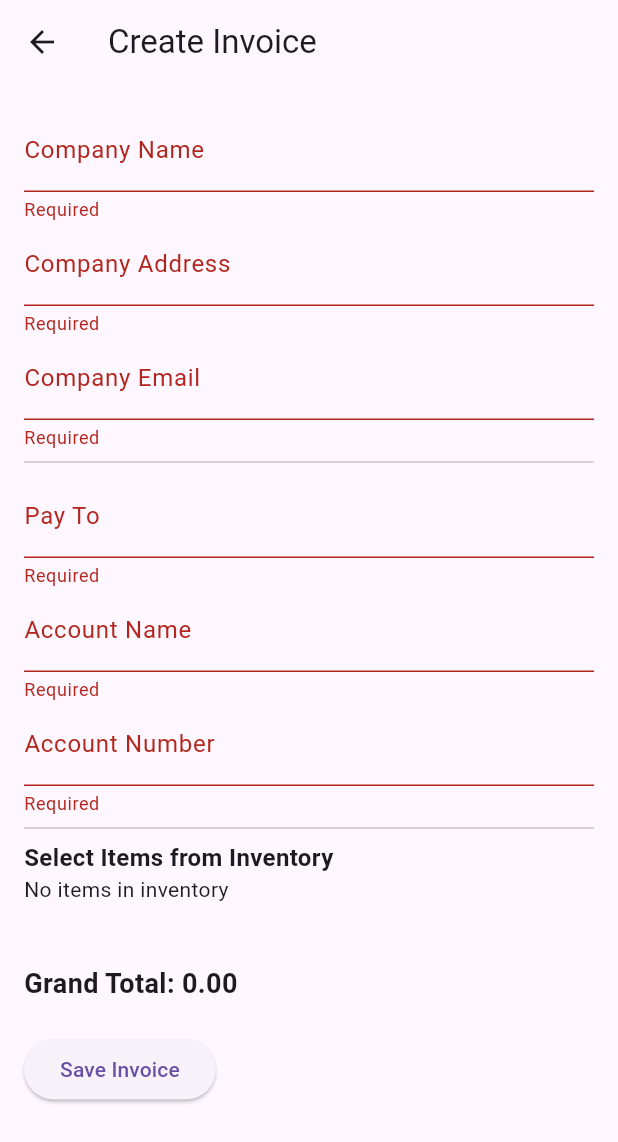
After one commit to Erehh69/karantechsys, a Flutter app: the CreateInvoicePage screen opened directly, after a tap on "Save Invoice", on a phone screen of 412 x 824 dp. The commit adds this screen. Shown: the top 1142 px of the screen. Run offline on Flutter 3.47's test engine with Material 3 defaults, Android fonts, the phone set to English and light mode, and no system bars; our stand-ins replace hive, hive_flutter, pdf, printing, sqflite; accounts and stored records are empty.

Commit message:
v.1
-invoice ready
 -pdf generate

note:
 -need to change invoice view
   -click at invoice can download pdf

```diff
--- a/lib/database/db_helper.dart
+++ b/lib/database/db_helper.dart
@@ -38,6 +38,16 @@ class DBHelper {
         price REAL NOT NULL
       )
     ''');
+
+    // Create invoice table
+    await db.execute('''
+      CREATE TABLE invoices (
+        id INTEGER PRIMARY KEY AUTOINCREMENT,
+        customer_name TEXT NOT NULL,
+        date TEXT NOT NULL,
+        total REAL NOT NULL
+      )
+    ''');
   }
 
   // Insert a new inventory item
--- a/lib/models/inventory_item.dart
+++ b/lib/models/inventory_item.dart
@@ -5,13 +5,21 @@ part 'inventory_item.g.dart';
 @HiveType(typeId: 0)
 class InventoryItem extends HiveObject {
   @HiveField(0)
-  String name;
+  late String name;
 
   @HiveField(1)
-  int quantity;
+  late int quantity;
 
   @HiveField(2)
-  double price;
+  late double unitPrice;
 
-  InventoryItem({required this.name, required this.quantity, required this.price});
+  @HiveField(3)
+  late String description; // Optional field for item details
+
+  InventoryItem({
+    required this.name,
+    required this.quantity,
+    required this.unitPrice,
+    this.description = '',
+  });
 }
--- /dev/null
+++ b/lib/models/invoice_model.dart
@@ -0,0 +1,58 @@
+import 'package:hive/hive.dart';
+import 'inventory_item.dart';
+
+part 'invoice_model.g.dart';
+
+@HiveType(typeId: 1)
+class Invoice extends HiveObject {
+  @HiveField(0)
+  late String companyName;
+
+  @HiveField(1)
+  late String companyAddress;
+
+  @HiveField(2)
+  late String companyEmail;
+
+  @HiveField(3)
+  late String payTo;
+
+  @HiveField(4)
+  late String accountName;
+
+  @HiveField(5)
+  late String accountNumber;
+
+  @HiveField(6)
+  late DateTime date;
+
+  @HiveField(7)
+  late List<InvoiceItem> items;
+
+  Invoice({
+    required this.companyName,
+    required this.companyAddress,
+    required this.companyEmail,
+    required this.payTo,
+    required this.accountName,
+    required this.accountNumber,
+    required this.date,
+    required this.items,
+  });
+}
+
+@HiveType(typeId: 2)
+class InvoiceItem extends HiveObject {
+  @HiveField(0)
+  final InventoryItem item;
+
+  @HiveField(1)
+  int quantity;
+
+  InvoiceItem({
+    required this.item,
+    required this.quantity,
+  });
+
+  double get total => quantity * item.unitPrice;
+}
--- /dev/null
+++ b/lib/screens/create_invoice_page.dart
@@ -0,0 +1,170 @@
+import 'package:flutter/material.dart';
+import 'package:hive/hive.dart';
+import 'package:hive_flutter/hive_flutter.dart';
+import '../models/invoice_model.dart';
+import '../models/inventory_item.dart';
+import 'pdf_generator.dart';
+
+class CreateInvoicePage extends StatefulWidget {
+  const CreateInvoicePage({super.key});
+
+  @override
+  _CreateInvoicePageState createState() => _CreateInvoicePageState();
+}
+
+class _CreateInvoicePageState extends State<CreateInvoicePage> {
+  final _formKey = GlobalKey<FormState>();
+  final _companyNameController = TextEditingController();
+  final _companyAddressController = TextEditingController();
+  final _companyEmailController = TextEditingController();
+  final _payToController = TextEditingController();
+  final _accountNameController = TextEditingController();
+  final _accountNumberController = TextEditingController();
+  final TextEditingController _dateController = TextEditingController();
+  final List<InvoiceItem> _invoiceItems = [];
+  final Box<InventoryItem> _inventoryBox = Hive.box<InventoryItem>('inventory');
+
+  void _addItemToInvoice(InventoryItem item) {
+    final existingItem = _invoiceItems.firstWhere(
+          (entry) => entry.item == item,
+      orElse: () => InvoiceItem(item: item, quantity: 0),
+    );
+
+    if (_invoiceItems.contains(existingItem)) {
+      existingItem.quantity++;
+    } else {
+      _invoiceItems.add(existingItem..quantity = 1);
+    }
+
+    setState(() {});
+  }
+
+  double _calculateTotal() {
+    return _invoiceItems.fold(0.0, (total, item) => total + item.total);
+  }
+
+  void _saveInvoice() async {
+    if (_formKey.currentState!.validate()) {
+      final invoice = Invoice(
+        companyName: _companyNameController.text,
+        companyAddress: _companyAddressController.text,
+        companyEmail: _companyEmailController.text,
+        payTo: _payToController.text,
+        accountName: _accountNameController.text,
+        accountNumber: _accountNumberController.text,
+        date: DateTime.now(),
+        items: _invoiceItems,
+      );
+
+      // Save to Hive
+      final invoiceBox = Hive.box<Invoice>('invoice'); // Use already opened box
+      await invoiceBox.add(invoice);
+
+      // Generate PDF
+      await generateInvoicePdf(invoice);
+
+      ScaffoldMessenger.of(context).showSnackBar(
+        const SnackBar(content: Text('Invoice saved and PDF generated successfully!')),
+      );
+
+      Navigator.pop(context);
+    }
+  }
+
+
+  @override
+  Widget build(BuildContext context) {
+    return Scaffold(
+      appBar: AppBar(title: const Text('Create Invoice')),
+      body: Form(
+        key: _formKey,
+        child: SingleChildScrollView(
+          padding: const EdgeInsets.all(16.0),
+          child: Column(
+            crossAxisAlignment: CrossAxisAlignment.start,
+            children: [
+              TextFormField(
+                controller: _companyNameController,
+                decoration: const InputDecoration(labelText: 'Company Name'),
+                validator: (value) => value!.isEmpty ? 'Required' : null,
+              ),
+              TextFormField(
+                controller: _companyAddressController,
+                decoration: const InputDecoration(labelText: 'Company Address'),
+                validator: (value) => value!.isEmpty ? 'Required' : null,
+              ),
+              TextFormField(
+                controller: _companyEmailController,
+                decoration: const InputDecoration(labelText: 'Company Email'),
+                validator: (value) => value!.isEmpty ? 'Required' : null,
+              ),
+              const Divider(),
+              TextFormField(
+                controller: _payToController,
+                decoration: const InputDecoration(labelText: 'Pay To'),
+                validator: (value) => value!.isEmpty ? 'Required' : null,
+              ),
+              TextFormField(
+                controller: _accountNameController,
+                decoration: const InputDecoration(labelText: 'Account Name'),
+                validator: (value) => value!.isEmpty ? 'Required' : null,
+              ),
+              TextFormField(
+                controller: _accountNumberController,
+                decoration: const InputDecoration(labelText: 'Account Number'),
+                validator: (value) => value!.isEmpty ? 'Required' : null,
+              ),
+              const Divider(),
+              const Text(
+                'Select Items from Inventory',
+                style: TextStyle(fontSize: 16, fontWeight: FontWeight.bold),
+              ),
+              ValueListenableBuilder(
+                valueListenable: _inventoryBox.listenable(),
+                builder: (context, Box<InventoryItem> box, _) {
+                  if (box.isEmpty) {
+                    return const Text('No items in inventory');
+                  }
+                  return DropdownButton<InventoryItem>(
+                    isExpanded: true,
+                    hint: const Text('Select Item'),
+                    items: box.values.map((item) {
+                      return DropdownMenuItem<InventoryItem>(
+                        value: item,
+                        child: Text(item.name),
+                      );
+                    }).toList(),
+                    onChanged: (item) => _addItemToInvoice(item!),
+                  );
+                },
+              ),
+              const SizedBox(height: 20),
+              ListView.builder(
+                shrinkWrap: true,
+                itemCount: _invoiceItems.length,
+                itemBuilder: (context, index) {
+                  final invoiceItem = _invoiceItems[index];
+                  return ListTile(
+                    title: Text('${invoiceItem.item.name} (x${invoiceItem.quantity})'),
+                    subtitle: Text('Unit Price: ${invoiceItem.item.unitPrice.toStringAsFixed(2)}'),
+                    trailing: Text('Total: ${invoiceItem.total.toStringAsFixed(2)}'),
+                  );
+                },
+              ),
+              const SizedBox(height: 20),
+              Text(
+                'Grand Total: ${_calculateTotal().toStringAsFixed(2)}',
+                style: const TextStyle(fontSize: 18, fontWeight: FontWeight.bold),
+              ),
+              const SizedBox(height: 20),
+              ElevatedButton(
+                onPressed: _saveInvoice,
+                child: const Text('Save Invoice'),
+              ),
+            ],
+          ),
+        ),
+      ),
+    );
+  }
+}
--- /dev/null
+++ b/lib/screens/invoice_page.dart
@@ -0,0 +1,51 @@
+import 'package:flutter/material.dart';
+import 'package:hive_flutter/hive_flutter.dart';
+import '../models/invoice_model.dart';
+import 'create_invoice_page.dart'; // Import CreateInvoicePage
+
+class InvoicePage extends StatelessWidget {
+  const InvoicePage({super.key});
+
+  @override
+  Widget build(BuildContext context) {
+    return Scaffold(
+      appBar: AppBar(
+        title: const Text('Invoice Management'),
+      ),
+      body: ValueListenableBuilder(
+        valueListenable: Hive.box<Invoice>('invoice').listenable(),
+        builder: (context, Box<Invoice> box, _) {
+          if (box.isEmpty) {
+            return const Center(child: Text('No invoices available.'));
+          }
+
+          return ListView.builder(
+            itemCount: box.length,
+            itemBuilder: (context, index) {
+              final invoice = box.getAt(index);
+              return ListTile(
+                title: Text(invoice?.companyName ?? 'Unknown'),
+                subtitle: Text(
+                  'Total: \RM${invoice?.items.fold(0.0, (double sum, item) => sum + item.total).toStringAsFixed(2)}',
+                ),
+                onTap: () {
+                  // Action on tapping an invoice
+                },
+              );
+            },
+          );
+        },
+      ),
+      floatingActionButton: FloatingActionButton(
+        onPressed: () {
+          // Navigate to the CreateInvoicePage
+          Navigator.push(
+            context,
+            MaterialPageRoute(builder: (context) => const CreateInvoicePage()),
+          );
+        },
+        child: const Icon(Icons.add),
+      ),
+    );
+  }
+}
--- /dev/null
+++ b/lib/screens/pdf_generator.dart
@@ -0,0 +1,64 @@
+import 'dart:io';
+import 'package:pdf/pdf.dart';
+import 'package:pdf/widgets.dart' as pw;
+import 'package:printing/printing.dart';
+import 'package:path_provider/path_provider.dart';
+import '../models/invoice_model.dart';
+
+Future<void> generateInvoicePdf(Invoice invoice) async {
+  final pdf = pw.Document();
+
+  pdf.addPage(
+    pw.Page(
+      build: (pw.Context context) {
+        return pw.Column(
+          crossAxisAlignment: pw.CrossAxisAlignment.start,
+          children: [
+            pw.Text('Invoice', style: pw.TextStyle(fontSize: 24)),
+            pw.SizedBox(height: 20),
+            pw.Text('Company Name: ${invoice.companyName}'),
+            pw.Text('Address: ${invoice.companyAddress}'),
+            pw.Text('Email: ${invoice.companyEmail}'),
+            pw.SizedBox(height: 20),
+            pw.Text('Pay To: ${invoice.payTo}'),
+            pw.Text('Account Name: ${invoice.accountName}'),
+            pw.Text('Account Number: ${invoice.accountNumber}'),
+            pw.SizedBox(height: 20),
+            pw.Text('Date: ${invoice.date.toLocal()}'),
+            pw.SizedBox(height: 20),
+            pw.Table.fromTextArray(
+              context: context,
+              data: [
+                ['Item', 'Quantity', 'Unit Price', 'Total'],
+                ...invoice.items.map((item) => [
+                  item.item.name,
+                  item.quantity.toString(),
+                  item.item.unitPrice.toString(),
+                  item.total.toString()
+                ])
+              ],
+            ),
+            pw.Divider(),
+            pw.Text(
+              'Total: ${invoice.items.fold(0.0, (sum, item) => sum + item.total).toStringAsFixed(2)}',
+              style: pw.TextStyle(fontSize: 16, fontWeight: pw.FontWeight.bold),
+            ),
+          ],
+        );
+      },
+    ),
+  );
+
+  // Get the temporary directory
+  final output = await getTemporaryDirectory();
+  final file = File('${output.path}/invoice.pdf');
+
+  // Save the PDF file
+  await file.writeAsBytes(await pdf.save());
+
+  // Share the PDF file
+  await Printing.sharePdf(
+    bytes: await pdf.save(),
+    filename: 'invoice.pdf',
+  );
+}
--- a/pubspec.yaml
+++ b/pubspec.yaml
@@ -37,6 +37,8 @@ dependencies:
   # Use with the CupertinoIcons class for iOS style icons.
   cupertino_icons: ^1.0.8
   sqflite: ^2.0.0+4
+  pdf: ^3.10.0
+  printing: ^5.10.0
 
 dev_dependencies:
   build_runner: ^2.4.14
```
Also changed, not shown: lib/main.dart (+10 -34 lines), lib/screens/inventory_page.dart (+101 -110 lines), lib/screens/quotation_page.dart (added, +17 -0 lines), lib/models/inventory_item.g.dart, lib/models/invoice_model.g.dart (added), pubspec.lock, 5 other files.
